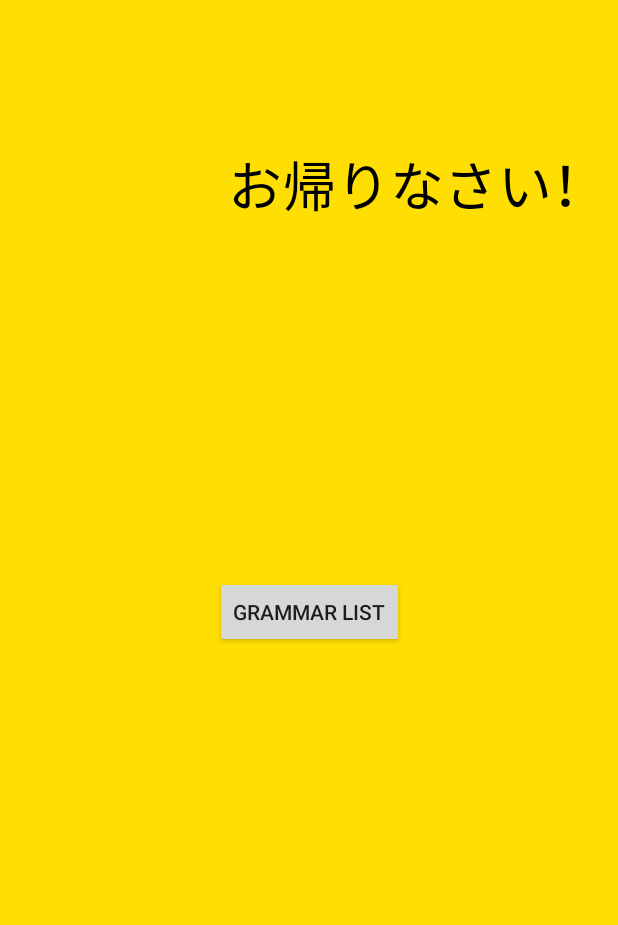
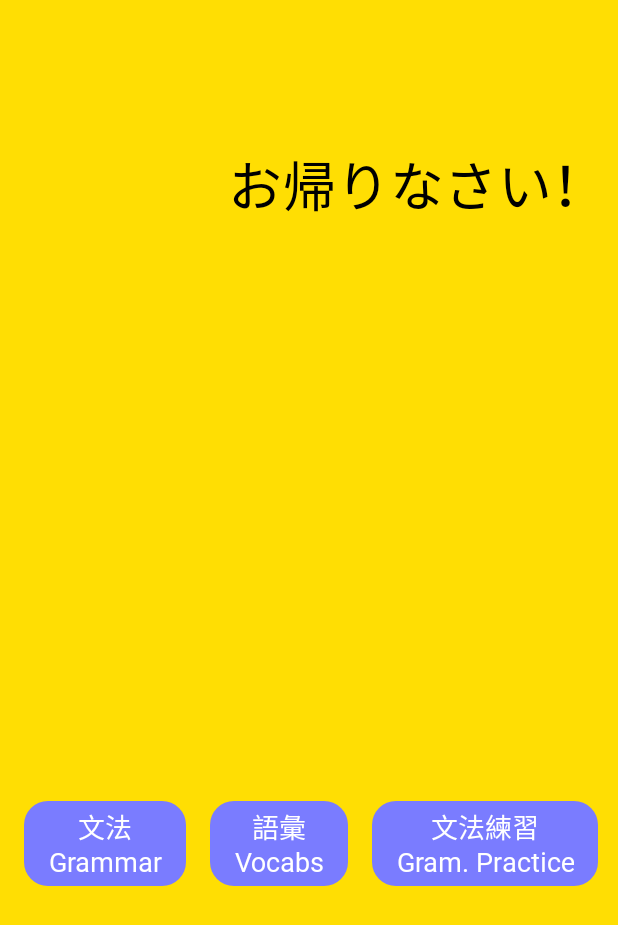
Before and after one commit to nrchan/ProjectJLPT, an Android app: the screen it shows after launch (MainActivity), on a phone screen of 412 x 824 dp. Shown: the top 925 px of the screen. Run offline under Robolectric (Android 15) with nearby library versions, the phone set to English and light mode, and no system bars.

Commit message:
more design

```diff
--- a/app/build.gradle
+++ b/app/build.gradle
@@ -34,6 +34,7 @@ dependencies {
     implementation 'com.google.firebase:firebase-core:17.0.0'
     implementation 'com.google.firebase:firebase-firestore-ktx:20.1.0'
     implementation 'com.android.support:recyclerview-v7:26.1.0'
+    implementation 'androidx.cardview:cardview:1.0.0'
 }
 
 apply plugin: 'com.google.gms.google-services'
--- a/app/src/main/AndroidManifest.xml
+++ b/app/src/main/AndroidManifest.xml
@@ -9,9 +9,11 @@
             android:roundIcon="@mipmap/ic_launcher_round"
             android:supportsRtl="true"
             android:theme="@style/AppTheme">
-        <activity android:name=".GrammarListActivity">
+        <activity android:name=".GrammarListActivity"
+                  android:screenOrientation="portrait">
         </activity>
-        <activity android:name=".MainActivity">
+        <activity android:name=".MainActivity"
+                  android:screenOrientation="portrait">
             <intent-filter>
                 <action android:name="android.intent.action.MAIN"/>
 
--- /dev/null
+++ b/app/src/main/res/drawable/btn_rounded.xml
@@ -0,0 +1,5 @@
+<?xml version="1.0" encoding="utf-8"?>
+<shape xmlns:android="http://schemas.android.com/apk/res/android" android:shape="rectangle">
+        <solid android:color="@color/secondaryColorAccent"/>
+        <corners android:radius="16dp"/>
+</shape>
--- a/app/src/main/res/layout/activity_main.xml
+++ b/app/src/main/res/layout/activity_main.xml
@@ -17,13 +17,67 @@
             android:fontFamily="@font/noto_sans_cjk_black" android:textAlignment="textEnd"
             android:textSize="36sp" app:layout_constraintStart_toStartOf="parent" android:layout_marginStart="8dp"
             app:layout_constraintHorizontal_bias="1.0"/>
-    <Button
-            android:text="@string/grammar_list_activity_btn_text"
-            android:layout_width="wrap_content"
-            android:layout_height="wrap_content"
-            android:id="@+id/grammar_list_activity_btn" app:layout_constraintEnd_toEndOf="parent"
-            android:layout_marginEnd="8dp"
+    <HorizontalScrollView
+            android:layout_width="0dp"
+            android:layout_height="wrap_content" android:layout_marginTop="8dp"
+            app:layout_constraintTop_toTopOf="parent" android:layout_marginBottom="8dp"
+            app:layout_constraintBottom_toBottomOf="parent" app:layout_constraintEnd_toEndOf="parent"
             app:layout_constraintStart_toStartOf="parent" android:layout_marginStart="8dp"
-            app:layout_constraintTop_toTopOf="parent" android:layout_marginBottom="8dp"
-            app:layout_constraintBottom_toBottomOf="parent"/>
+            app:layout_constraintVertical_bias="0.7">
+        <LinearLayout android:layout_width="wrap_content" android:layout_height="match_parent"
+                      android:orientation="horizontal"
+                      style="?android:attr/buttonBarStyle">
+            <Button
+                    android:text="@string/grammar_list_activity_btn_text"
+                    android:layout_width="wrap_content"
+                    android:layout_height="wrap_content"
+                    android:id="@+id/grammar_list_activity_btn"
+                    android:layout_marginEnd="8dp"
+                    android:layout_marginStart="8dp"
+                    android:textSize="18sp" android:background="@drawable/btn_rounded"
+                    android:textColor="@color/cardview_light_background" android:paddingTop="4sp"
+                    android:paddingBottom="4sp" android:fontFamily="@font/noto_sans_cjk_black"
+                    style="?android:attr/buttonBarButtonStyle"
+                    android:textAllCaps="false" android:paddingStart="16sp" android:paddingEnd="16sp"/>
+
+            <Button
+                    android:text="@string/vocab_list_activity_btn_text"
+                    android:layout_width="wrap_content"
+                    android:layout_height="wrap_content"
+                    android:id="@+id/vocab_list_activity_btn"
+                    android:layout_marginEnd="8dp"
+                    android:layout_marginStart="8dp"
+                    android:textSize="18sp" android:background="@drawable/btn_rounded"
+                    android:textColor="@color/cardview_light_background" android:paddingTop="4sp"
+                    android:paddingBottom="4sp" android:fontFamily="@font/noto_sans_cjk_black"
+                    style="?android:attr/buttonBarButtonStyle"
+                    android:textAllCaps="false" android:paddingStart="16sp" android:paddingEnd="16sp"/>
+
+            <Button
+                    android:text="@string/grammar_practice_activity_btn_text"
+                    android:layout_width="wrap_content"
+                    android:layout_height="wrap_content"
+                    android:id="@+id/grammar_practice_activity_btn"
+                    android:layout_marginEnd="8dp"
+                    android:layout_marginStart="8dp"
+                    android:textSize="18sp" android:background="@drawable/btn_rounded"
+                    android:textColor="@color/cardview_light_background" android:paddingTop="4sp"
+                    android:paddingBottom="4sp" android:fontFamily="@font/noto_sans_cjk_black"
+                    style="?android:attr/buttonBarButtonStyle"
+                    android:textAllCaps="false" android:paddingStart="16sp" android:paddingEnd="16sp"/>
+
+            <Button
+                    android:text="@string/vocab_practice_activity_btn_text"
+                    android:layout_width="wrap_content"
+                    android:layout_height="wrap_content"
+                    android:id="@+id/vocab_practice_activity_btn"
+                    android:layout_marginEnd="8dp"
+                    android:layout_marginStart="8dp"
+                    android:textSize="18sp" android:background="@drawable/btn_rounded"
+                    android:textColor="@color/cardview_light_background" android:paddingTop="4sp"
+                    android:paddingBottom="4sp" android:fontFamily="@font/noto_sans_cjk_black"
+                    style="?android:attr/buttonBarButtonStyle"
+                    android:textAllCaps="false" android:paddingStart="16sp" android:paddingEnd="16sp"/>
+        </LinearLayout>
+    </HorizontalScrollView>
 </androidx.constraintlayout.widget.ConstraintLayout>
--- a/app/src/main/res/layout/grammar_list_item.xml
+++ b/app/src/main/res/layout/grammar_list_item.xml
@@ -1,7 +1,7 @@
 <?xml version="1.0" encoding="utf-8"?>
 <LinearLayout
         xmlns:android="http://schemas.android.com/apk/res/android"
-        android:orientation="vertical"
+        xmlns:app="http://schemas.android.com/apk/res-auto" android:orientation="vertical"
         android:layout_width="match_parent"
         android:layout_height="wrap_content" android:paddingTop="4sp">
 
@@ -15,14 +15,14 @@
                 android:layout_height="wrap_content"
                 android:text="@string/grammar_list_pattern_default"
                 android:textSize="20sp" android:textColor="@color/titleText"
-                android:paddingStart="0sp" android:paddingEnd="4sp" android:fontFamily="@font/noto_serif_cjk_regular"
-        />
+                android:fontFamily="@font/noto_serif_cjk_regular"
+                android:textStyle="bold" android:layout_marginStart="0sp" android:layout_marginEnd="4sp"/>
         <TextView
                 android:text="@string/grammar_list_meaning_default"
                 android:layout_width="0dp"
                 android:layout_height="wrap_content" android:id="@+id/grammar_meaning" android:layout_weight="1"
-                android:textSize="20sp" android:paddingStart="4sp" android:paddingEnd="0sp"
-        />
+                android:textSize="20sp"
+                android:textColor="@color/normalText" android:layout_marginStart="4sp" android:layout_marginEnd="0sp"/>
     </LinearLayout>
     <TextView
             android:id="@+id/grammar_romaji"
--- a/app/src/main/res/values/colors.xml
+++ b/app/src/main/res/values/colors.xml
@@ -6,6 +6,7 @@
     <color name="colorSecondary">#304FFE</color>
     <color name="colorSecondaryDark">#0026ca</color>
     <color name="secondaryColorAccent">#7a7cff</color>
+    <color name="purewhite">#ffffff</color>
     <color name="titleText">#000000</color>
     <color name="normalText">#424242</color>
 </resources>
--- a/app/src/main/res/values/strings.xml
+++ b/app/src/main/res/values/strings.xml
@@ -2,8 +2,11 @@
     <string name="app_name">Project JLPT</string>
     <string name="grammar_list_pattern_default">Grammar Pattern Here</string>
     <string name="grammar_list_romaji_default">Its Associated Romaji</string>
-    <string name="grammar_list_activity_btn_text">Grammar List</string>
+    <string name="grammar_list_activity_btn_text">文法\nGrammar</string>
     <string name="grammar_list_activity_title">All the grammar</string>
     <string name="main_activity_title">お帰りなさい！</string>
     <string name="grammar_list_meaning_default">Its meaning here :)</string>
+    <string name="vocab_list_activity_btn_text">語彙\nVocabs</string>
+    <string name="grammar_practice_activity_btn_text">文法練習\nGram. Practice</string>
+    <string name="vocab_practice_activity_btn_text">語彙練習\nVocab Practice</string>
 </resources>
```
